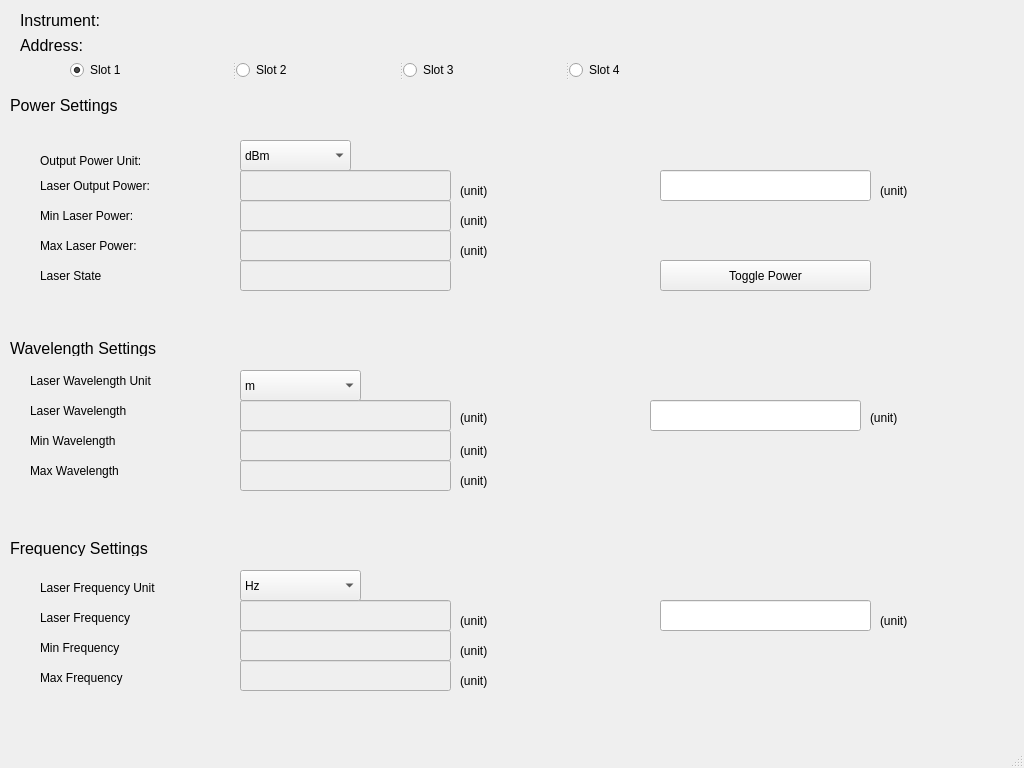
First picture: the form in src/confign7714awindow.ui, repository shattered97/OSICS_Interface, before the edit.
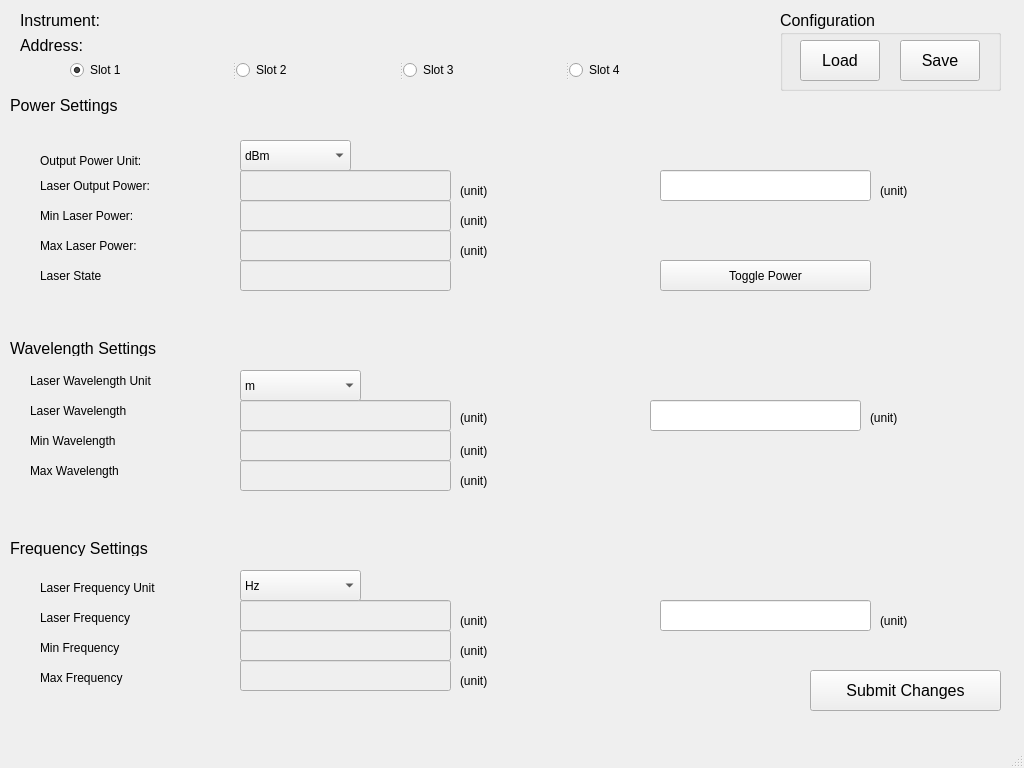
Second picture: the form after the edit.

Commit message: finished implementing configN7714Awindow (lightly tested)

The edit to the form file:
```diff
--- a/src/confign7714awindow.ui
+++ b/src/confign7714awindow.ui
@@ -758,6 +758,68 @@
      </attribute>
     </widget>
    </widget>
+   <widget class="QPushButton" name="saveChangesButton">
+    <property name="geometry">
+     <rect>
+      <x>810</x>
+      <y>670</y>
+      <width>191</width>
+      <height>41</height>
+     </rect>
+    </property>
+    <property name="font">
+     <font>
+      <pointsize>12</pointsize>
+     </font>
+    </property>
+    <property name="text">
+     <string>Submit Changes</string>
+    </property>
+   </widget>
+   <widget class="QGroupBox" name="groupBox_3">
+    <property name="geometry">
+     <rect>
+      <x>780</x>
+      <y>10</y>
+      <width>221</width>
+      <height>81</height>
+     </rect>
+    </property>
+    <property name="font">
+     <font>
+      <pointsize>12</pointsize>
+     </font>
+    </property>
+    <property name="title">
+     <string>Configuration</string>
+    </property>
+    <widget class="QPushButton" name="saveSettingsButton">
+     <property name="geometry">
+      <rect>
+       <x>120</x>
+       <y>30</y>
+       <width>80</width>
+       <height>41</height>
+      </rect>
+     </property>
+     <property name="text">
+      <string>Save</string>
+     </property>
+    </widget>
+    <widget class="QPushButton" name="loadSettingsButton">
+     <property name="geometry">
+      <rect>
+       <x>20</x>
+       <y>30</y>
+       <width>80</width>
+       <height>41</height>
+      </rect>
+     </property>
+     <property name="text">
+      <string>Load</string>
+     </property>
+    </widget>
+   </widget>
   </widget>
   <widget class="QMenuBar" name="menubar">
    <property name="geometry">
```
The commit also changes 9 other files.
